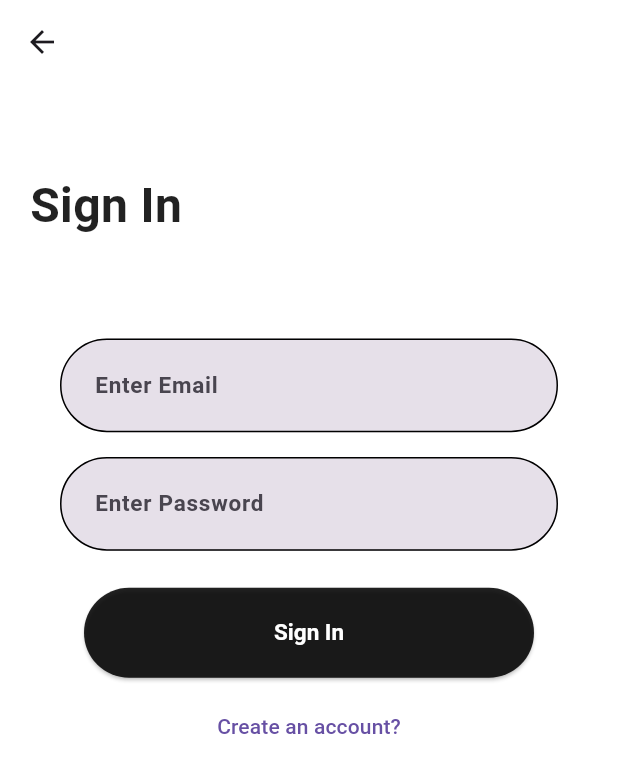
After one commit to adolesamuel/cal_ai_onboarding, a Flutter app: the SignInScreen screen opened directly, on a phone screen of 412 x 824 dp. The commit adds this screen. Shown: the top 773 px of the screen. Run offline on Flutter 3.47's test engine with Material 3 defaults, Android fonts, the phone set to English and light mode, and no system bars; our stand-ins replace cloud_firestore, firebase_auth, firebase_core, flutter_riverpod, flutter_screenutil, fpdart; accounts and stored records are empty.

Commit message:
added sign In functionality

```diff
--- a/lib/repository/sample_repository.dart
+++ b/lib/repository/sample_repository.dart
@@ -38,4 +38,17 @@ class SampleRepository {
       name: "Onboarding",
     );
   }
+
+  Future<Either<Failure, AppUser>> signIn(SignUpModel data) {
+    return ServiceRunner<AppUser>().run(
+      call: _firebaseAuth.signInWithEmailAndPassword(email: data.email, password: data.password).then(
+        (value) {
+          return AppUser.fromFirebaseUser(
+            value.user!,
+          );
+        },
+      ),
+      name: "Sign In",
+    );
+  }
 }
--- a/lib/screens/root_page.dart
+++ b/lib/screens/root_page.dart
@@ -1,5 +1,5 @@
 import 'package:cal_ai/screens/question_page.dart';
-import 'package:cal_ai/screens/sigin_in_screen.dart';
+import 'package:cal_ai/screens/sigin_up_screen.dart';
 import 'package:cal_ai/screens/state/onboarding_controller.dart';
 import 'package:cal_ai/screens/widget/page_indicator.dart';
 import 'package:flutter/material.dart';
@@ -34,7 +34,7 @@ class RootPage extends ConsumerWidget {
           },
         ),
       ),
-      const SiginInScreen(),
+      const SignUpScreen(),
     ];
 
     return ListenableBuilder(
--- /dev/null
+++ b/lib/screens/sign_in_screen.dart
@@ -0,0 +1,73 @@
+import 'package:cal_ai/screens/state/onboarding_controller.dart';
+import 'package:cal_ai/screens/state/state.dart';
+import 'package:cal_ai/screens/widget/loading_indicator.dart';
+import 'package:flutter/material.dart';
+import 'package:flutter_riverpod/flutter_riverpod.dart';
+import 'package:flutter_screenutil/flutter_screenutil.dart';
+
+class SignInScreen extends ConsumerWidget {
+  const SignInScreen({super.key});
+
+  @override
+  Widget build(BuildContext context, WidgetRef ref) {
+    final onboardingController = ref.read(onboardingControllerProvider);
+    onboardingController.listenToSignInState(context, ref);
+
+    final state = onboardingController.signUpState(ref);
+
+    return ListenableBuilder(
+      listenable: onboardingController,
+      builder: (context, _) {
+        return Scaffold(
+          appBar: AppBar(
+            backgroundColor: Colors.white,
+          ),
+          body: Padding(
+            padding: const EdgeInsets.symmetric(horizontal: 20),
+            child: Column(
+              children: [
+                kToolbarHeight.verticalSpace,
+                const Align(
+                  alignment: Alignment.centerLeft,
+                  child: Text(
+                    'Sign In',
+                    style: TextStyle(fontWeight: FontWeight.bold, fontSize: 32),
+                  ),
+                ),
+                64.verticalSpace,
+                Padding(
+                  padding: const EdgeInsets.symmetric(horizontal: 20),
+                  child: Column(
+                    children: [
+                      TextFormField(
+                        controller: onboardingController.emailController,
+                        decoration: const InputDecoration(hintText: 'Enter Email'),
+                      ),
+                      16.verticalSpace,
+                      TextFormField(
+                        controller: onboardingController.passwordController,
+                        decoration: const InputDecoration(hintText: 'Enter Password'),
+                      ),
+                    ],
+                  ),
+                ),
+                24.verticalSpace,
+                ElevatedButton(
+                  onPressed: state is SignInLoading ? null : () => onboardingController.signIn(ref),
+                  child: state is SignInLoading ? const LoadingIndicator() : const Text('Sign In'),
+                ),
+                8.verticalSpace,
+                TextButton(
+                  onPressed: () {
+                    Navigator.pop(context);
+                  },
+                  child: const Text('Create an account?'),
+                )
+              ],
+            ),
+          ),
+        );
+      },
+    );
+  }
+}
```
Also changed, not shown: lib/screens/sigin_up_screen.dart (renamed from lib/screens/sigin_in_screen.dart, +14 -2 lines), lib/screens/state/onboarding_controller.dart (+19 -0 lines), lib/screens/state/signup_state_notifier.dart (+11 -0 lines), lib/screens/state/state.dart (+14 -0 lines).
